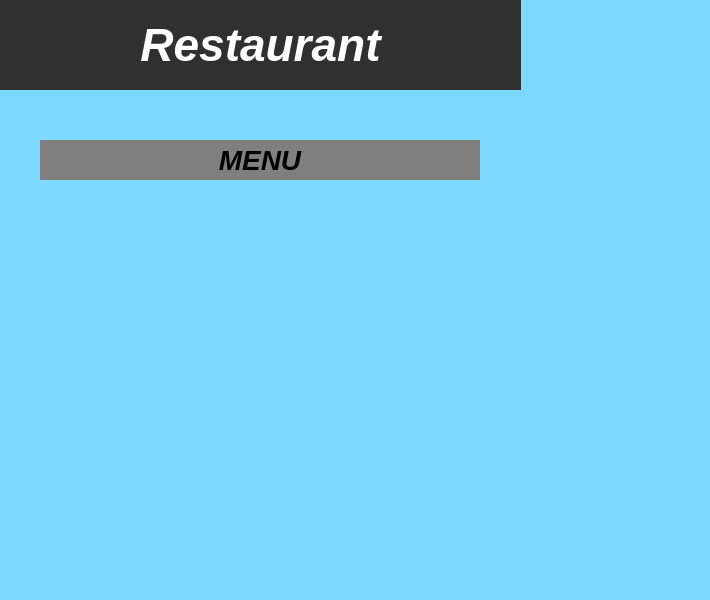
Above: src/views/restaurantsview.ui from fast-food-finder-associates/FastFoodFinder before the change. Below: the same form after it.
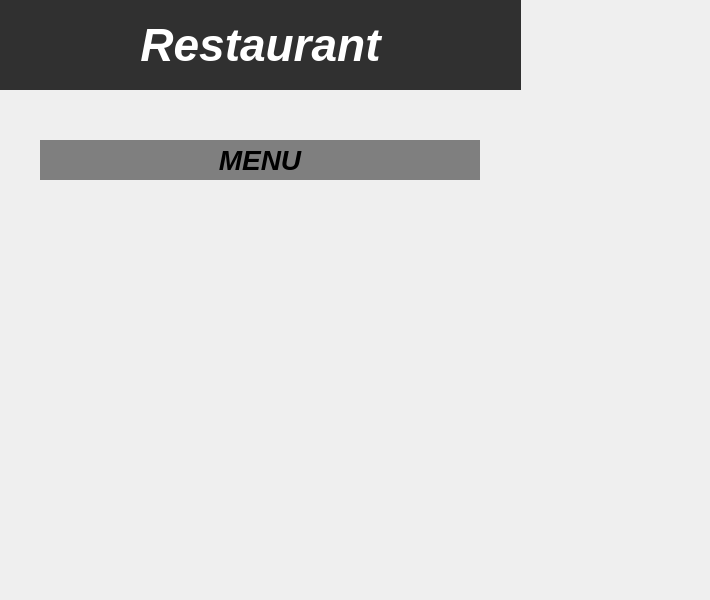
That is the form after the change. Icons and pictures are not drawn.

```diff
--- a/src/views/restaurantsview.ui
+++ b/src/views/restaurantsview.ui
@@ -105,7 +105,9 @@
     </rect>
    </property>
    <property name="styleSheet">
-    <string notr="true">QWidget#widget_background { background-color: #7DD8FF; }</string>
+    <string notr="true">QWidget#widget_background {
+background: url(:/res/artboard_purple.png);
+}</string>
    </property>
   </widget>
   <zorder>widget_background</zorder>
```
Left out of the diff: 4 changed lines with no effect on the pictures.
